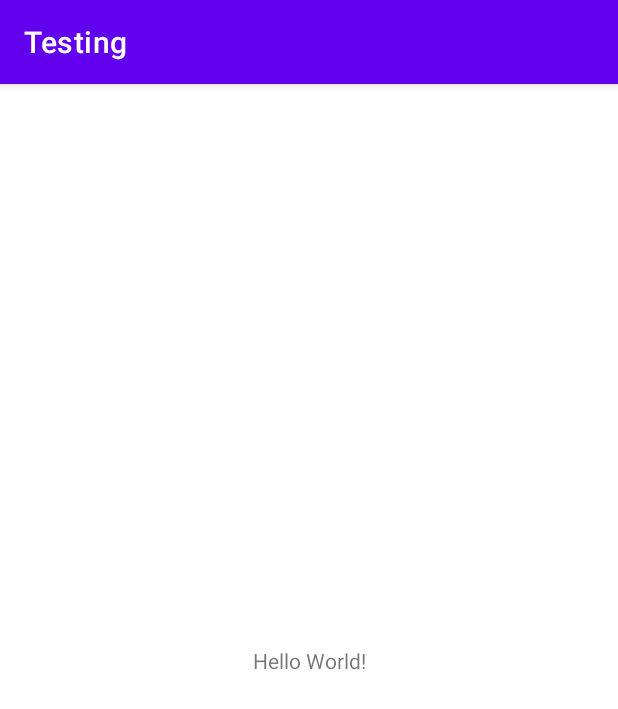
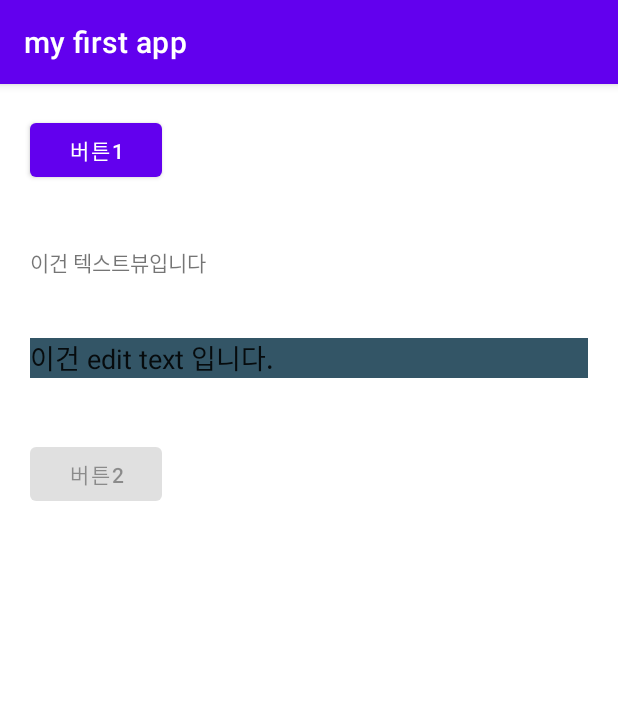
Before and after one commit to 92JHLee/AndroidStudying, an Android app: the screen it shows after launch (MainActivity), on a phone screen of 412 x 824 dp. Shown: the top 709 px of the screen. Run offline under Robolectric (Android 15) with nearby library versions, the phone set to English and light mode, and no system bars.

Commit message:
실습 1회 함

```diff
--- a/app/src/main/AndroidManifest.xml
+++ b/app/src/main/AndroidManifest.xml
@@ -4,9 +4,8 @@
 
     <application
         android:allowBackup="true"
-        android:icon="@mipmap/ic_launcher"
-        android:label="@string/app_name"
-        android:roundIcon="@mipmap/ic_launcher_round"
+        android:label="my first app"
+        android:roundIcon="@drawable/coffee"
         android:supportsRtl="true"
         android:theme="@style/Theme.Testing">
         <activity
--- a/app/src/main/res/layout/activity_main.xml
+++ b/app/src/main/res/layout/activity_main.xml
@@ -1,18 +1,41 @@
 <?xml version="1.0" encoding="utf-8"?>
-<androidx.constraintlayout.widget.ConstraintLayout xmlns:android="http://schemas.android.com/apk/res/android"
+<LinearLayout xmlns:android="http://schemas.android.com/apk/res/android"
     xmlns:app="http://schemas.android.com/apk/res-auto"
     xmlns:tools="http://schemas.android.com/tools"
     android:layout_width="match_parent"
     android:layout_height="match_parent"
+    android:icon="@drawable/coffee"
+    android:orientation="vertical"
     tools:context=".MainActivity">
+
+    <Button
+        android:id="@+id/button"
+        android:layout_width="wrap_content"
+        android:layout_height="wrap_content"
+        android:layout_margin="20dp"
+        android:text="버튼1"
+        />
 
     <TextView
         android:layout_width="wrap_content"
         android:layout_height="wrap_content"
-        android:text="Hello World!"
-        app:layout_constraintBottom_toBottomOf="parent"
-        app:layout_constraintLeft_toLeftOf="parent"
-        app:layout_constraintRight_toRightOf="parent"
-        app:layout_constraintTop_toTopOf="parent" />
+        android:layout_margin="20dp"
+        android:text="이건 텍스트뷰입니다" />
 
-</androidx.constraintlayout.widget.ConstraintLayout>
+    <EditText
+        android:layout_width="match_parent"
+        android:layout_height="wrap_content"
+        android:background="#335566"
+        android:layout_margin="20dp"
+        android:text="이건 edit text 입니다."
+        />
+
+    <Button
+        android:layout_width="wrap_content"
+        android:layout_height="wrap_content"
+        android:layout_margin="20dp"
+        android:enabled="false"
+        android:text="버튼2"
+        />
+
+</LinearLayout>
--- a/app/src/main/res/values/strings.xml
+++ b/app/src/main/res/values/strings.xml
@@ -1,3 +1,3 @@
 <resources>
-    <string name="app_name">Testing</string>
+    <string name="app_name">나의 첫 작품</string>
 </resources>
```
Also changed, not shown: app/src/main/res/drawable/coffee.PNG (added).
